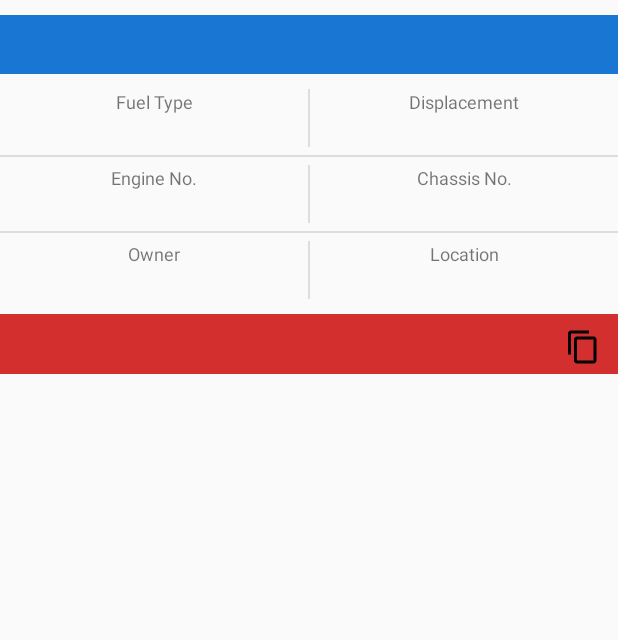
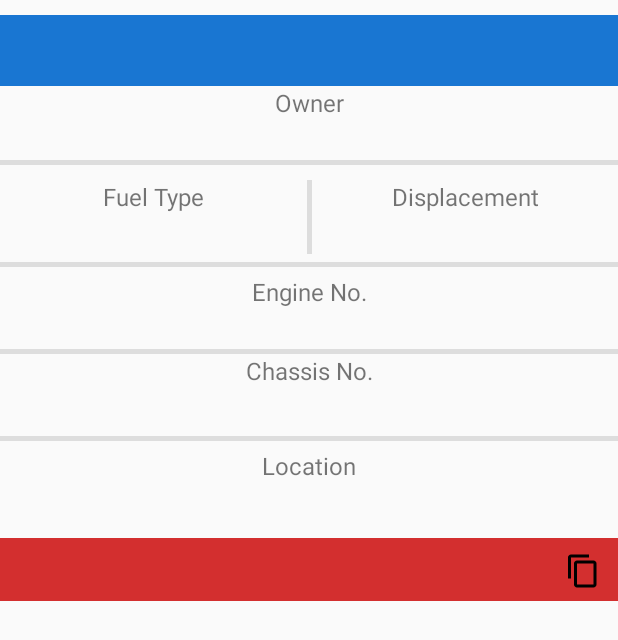
Before and after one commit to Udayraj123/VehicleInfoOCR, an Android app: the layout vehicle_details.xml on its own in the app's theme, with its tools: preview values and no code run, on a phone screen of 412 x 824 dp. Shown: the top 640 px of the screen. Run offline under Robolectric (Android 15) with nearby library versions, the phone set to English and light mode, and no system bars.

Commit message:
table changed

```diff
--- a/app/src/main/java/com/example/ocr/MainActivity.java
+++ b/app/src/main/java/com/example/ocr/MainActivity.java
@@ -18,6 +18,7 @@ import android.view.View;
 import android.view.inputmethod.EditorInfo;
 import android.widget.Button;
 import android.widget.EditText;
+import android.widget.ImageButton;
 import android.widget.ImageView;
 import android.widget.TextView;
 import android.widget.Toast;
@@ -66,6 +67,7 @@ public class MainActivity extends AppCompatActivity {
     private AndroidLikeButton camBtn;
     private EditText captchaInput;
     private ClipboardManager clipboard;
+    private ImageButton imgbt;
 
     public BitmapTextRecognizer bitmapProcessor;
     private SimplePermissions permHandler;
--- a/app/src/main/res/layout/vehicle_details.xml
+++ b/app/src/main/res/layout/vehicle_details.xml
@@ -26,6 +26,39 @@
             android:textSize="@dimen/font_large" />
 
     </RelativeLayout>
+    <LinearLayout
+        android:layout_width="match_parent"
+        android:layout_height="wrap_content"
+        android:layout_weight="1"
+        android:orientation="vertical">
+
+        <TextView
+            android:layout_width="match_parent"
+            android:layout_height="wrap_content"
+            android:layout_weight="1"
+            android:gravity="center"
+            android:paddingBottom="@dimen/margin_medium"
+            android:text="@string/card_header_owner"
+            android:textSize="@dimen/font_normal" />
+
+        <TextView
+            android:id="@+id/vehicle_owner"
+            android:layout_width="match_parent"
+            android:layout_height="wrap_content"
+            android:layout_weight="1"
+            android:gravity="center"
+            android:textColor="@android:color/black"
+            android:textSize="@dimen/font_normal" />
+
+    </LinearLayout>
+
+    <View
+        android:id="@+id/view"
+        android:layout_width="match_parent"
+        android:layout_height="3dp"
+        android:layout_gravity="center"
+        android:layout_weight="1"
+        android:background="@color/divider" />
 
     <LinearLayout
         android:layout_width="match_parent"
@@ -33,7 +66,6 @@
         android:paddingTop="@dimen/margin_normal"
         android:paddingBottom="@dimen/margin_medium"
         android:orientation="horizontal">
-
         <LinearLayout
             android:layout_width="match_parent"
             android:layout_height="wrap_content"
@@ -61,7 +93,7 @@
         </LinearLayout>
 
         <View
-            android:layout_width="1dp"
+            android:layout_width="3dp"
             android:layout_height="match_parent"
             android:background="@color/divider"/>
 
@@ -95,7 +127,7 @@
 
     <View
         android:layout_width="match_parent"
-        android:layout_height="1dp"
+        android:layout_height="3dp"
         android:layout_gravity="center"
         android:background="@color/divider"/>
 
@@ -104,7 +136,7 @@
         android:layout_height="wrap_content"
         android:paddingTop="@dimen/margin_medium"
         android:paddingBottom="@dimen/margin_medium"
-        android:orientation="horizontal">
+        android:orientation="vertical">
 
         <LinearLayout
             android:layout_width="match_parent"
@@ -131,12 +163,10 @@
                 android:id="@+id/vehicle_engine"/>
 
         </LinearLayout>
-
         <View
-            android:layout_width="1dp"
-            android:layout_height="match_parent"
+            android:layout_width="match_parent"
+            android:layout_height="3dp"
             android:background="@color/divider"/>
-
         <LinearLayout
             android:layout_width="match_parent"
             android:layout_height="wrap_content"
@@ -167,7 +197,7 @@
 
     <View
         android:layout_width="match_parent"
-        android:layout_height="1dp"
+        android:layout_height="3dp"
         android:background="@color/divider"/>
 
     <LinearLayout
@@ -176,37 +206,6 @@
         android:paddingTop="@dimen/margin_medium"
         android:paddingBottom="@dimen/margin_normal"
         android:orientation="horizontal">
-
-        <LinearLayout
-            android:layout_width="match_parent"
-            android:layout_height="wrap_content"
-            android:orientation="vertical"
-            android:layout_weight="1">
-
-            <TextView
-                android:layout_width="match_parent"
-                android:layout_height="wrap_content"
-                android:textSize="@dimen/font_normal"
-                android:paddingBottom="@dimen/margin_medium"
-                android:gravity="center"
-                android:layout_weight="1"
-                android:text="@string/card_header_owner"/>
-
-            <TextView
-                android:layout_width="match_parent"
-                android:layout_height="wrap_content"
-                android:textSize="@dimen/font_normal"
-                android:textColor="@android:color/black"
-                android:gravity="center"
-                android:layout_weight="1"
-                android:id="@+id/vehicle_owner"/>
-
-        </LinearLayout>
-
-        <View
-            android:layout_width="1dp"
-            android:layout_height="match_parent"
-            android:background="@color/divider"/>
 
         <LinearLayout
             android:layout_width="match_parent"
--- a/app/src/main/res/values/dimens.xml
+++ b/app/src/main/res/values/dimens.xml
@@ -8,9 +8,9 @@
     <dimen name="card_base_empty_height">80dp</dimen>
 
     <!-- Font Sizes -->
-    <dimen name="font_normal">12sp</dimen>
-    <dimen name="font_large">14sp</dimen>
-    <dimen name="font_extra_large">20sp</dimen>
+    <dimen name="font_normal">16sp</dimen>
+    <dimen name="font_large">20sp</dimen>
+    <dimen name="font_extra_large">24sp</dimen>
 
     <dimen name="margin_normal">10dp</dimen>
     <dimen name="margin_medium">5dp</dimen>
```
Also changed, not shown: 3 other files.
